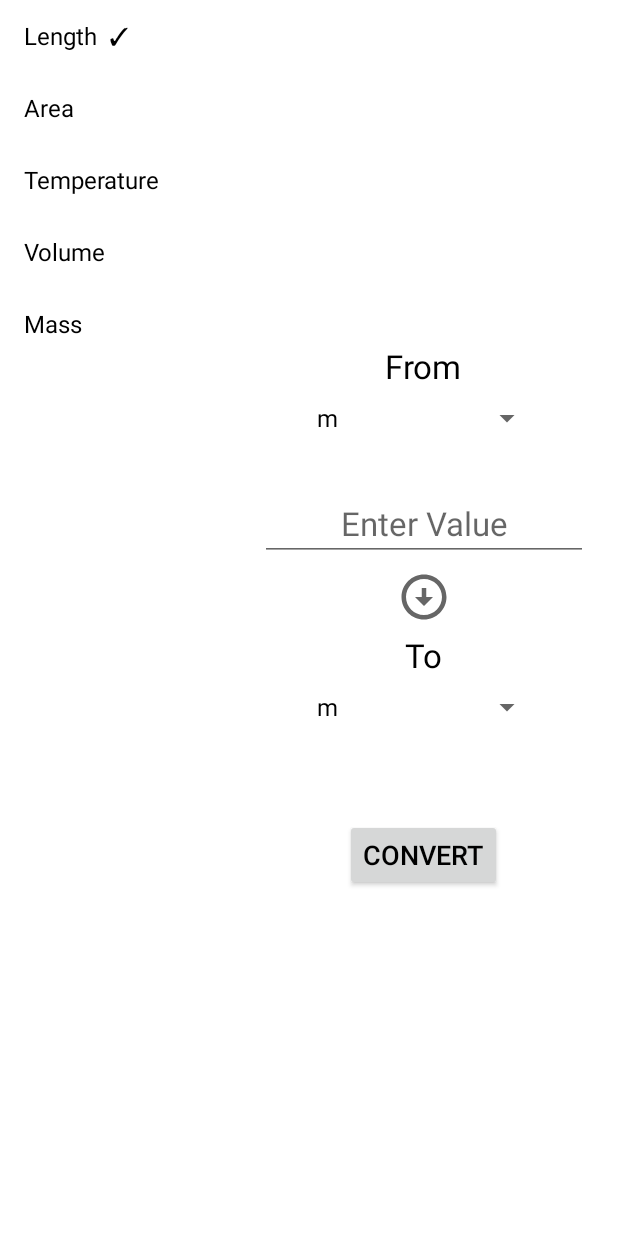
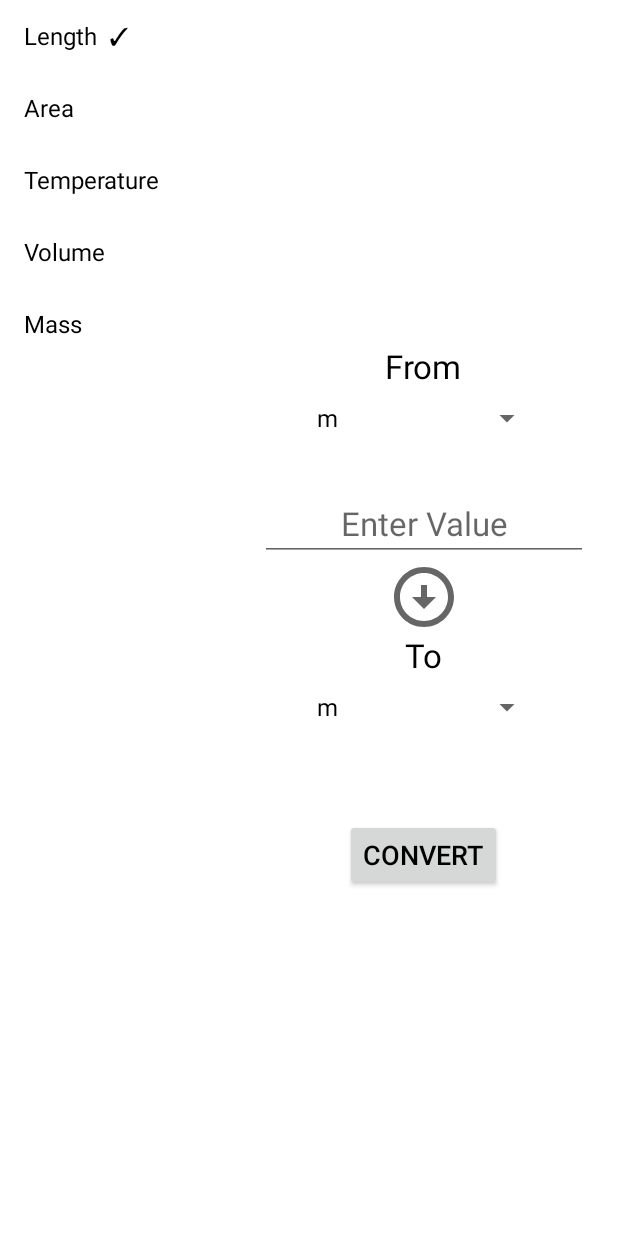
Before and after one commit to JohnX4321/Calculator, an Android app: the screen it shows after launch (ConvertorActivity), after a tap on "converter", on a phone screen of 412 x 824 dp. Run offline under Robolectric (Android 15) with nearby library versions, the phone set to English and light mode, and no system bars; our stand-ins replace Room's generated code; libraries missing offline, so code that uses them is left out: com.udojava.evalex.

```diff
--- a/app/src/main/AndroidManifest.xml
+++ b/app/src/main/AndroidManifest.xml
@@ -1,8 +1,8 @@
 <?xml version="1.0" encoding="utf-8"?>
 <manifest xmlns:android="http://schemas.android.com/apk/res/android"
     package="com.tzapps.calculator"
-    android:versionCode="4"
-    android:versionName="1.0.3"
+    android:versionCode="6"
+    android:versionName="1.0.5"
     android:installLocation="auto">
 
     <application
--- a/app/src/main/res/layout/activity_convertor.xml
+++ b/app/src/main/res/layout/activity_convertor.xml
@@ -47,10 +47,11 @@
             android:textSize="22sp"
             android:hint="Enter Value"
             android:gravity="center"
+            android:inputType="numberDecimal"
             android:id="@+id/fromInput"
             />
 
-        <androidx.appcompat.widget.AppCompatImageButton
+        <ImageView
             android:layout_width="48dp"
             android:layout_height="48dp"
             android:id="@+id/switchConversion"
--- a/app/src/main/res/layout/activity_main.xml
+++ b/app/src/main/res/layout/activity_main.xml
@@ -80,7 +80,7 @@
             android:id="@+id/infoBtn"
             android:src="@drawable/ic_baseline_info_24"
             android:background="@android:color/transparent"
-            android:contentDescription="converter"/>
+            android:contentDescription="Information"/>
 
 
 
--- a/app/src/main/res/values/strings.xml
+++ b/app/src/main/res/values/strings.xml
@@ -8,5 +8,5 @@
     <string name="zero_dot">%s0.</string>
     <string name="dot">%s.</string>
     <string name="invalid">Invalid</string>
-    <string name="about_text">Note \n The mathematical calculation library used in this application is EvalEx library. \n The converter feature approximates to the nearest values and may not be accurate to the last decimal. \n The formula for calculation is based on the conversions available on the Internet.</string>
+    <string name="about_text">Note \n The mathematical calculation library used in this application is EvalEx library. \n The formula for calculation is based on the conversions available on the Internet.</string>
 </resources>
```
Also changed, not shown: app/src/main/java/com/tzapps/calculator/ConvertorActivity.kt (+8 -1 lines).
